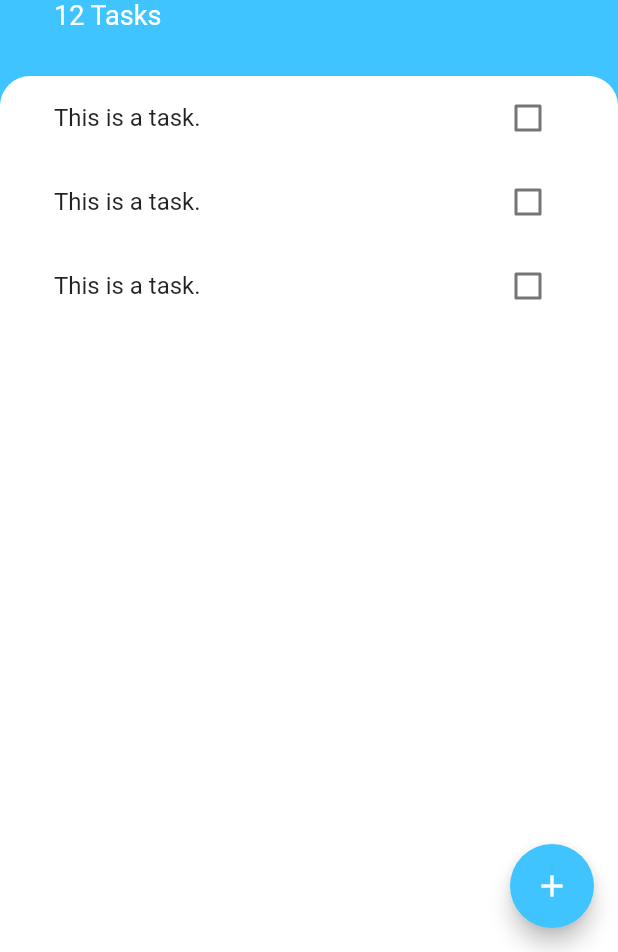
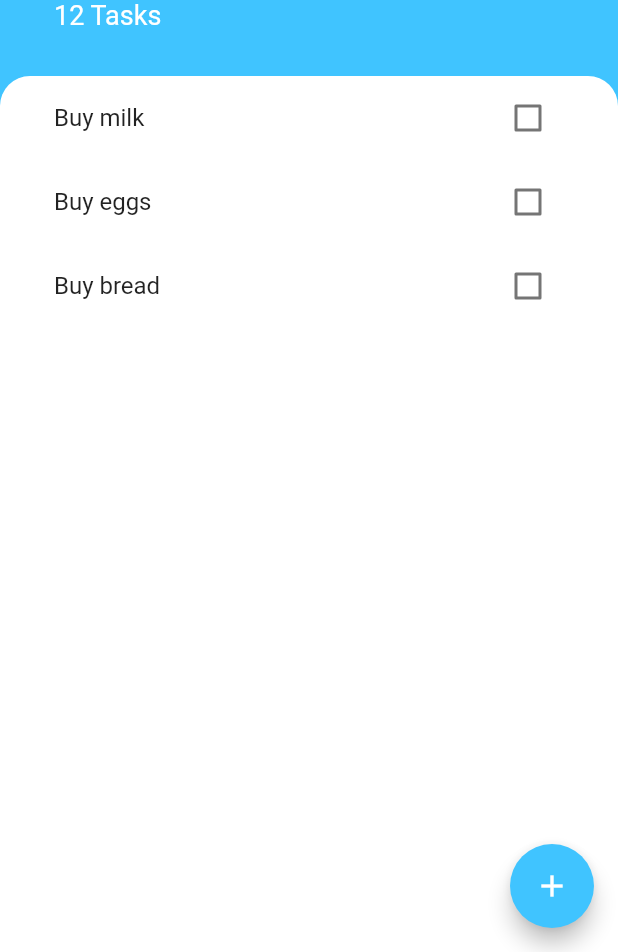
Before and after one commit to timliuGH/my-todoey-flutter, a Flutter app: the screen it shows after launch, on a phone screen of 412 x 824 dp, the part 284-1236 px from its top. Run offline on Flutter 3.47's test engine with Material 2 defaults, Android fonts, the phone set to English and light mode, and no system bars.

Commit message:
Refactor to use ListView.builder

```diff
--- /dev/null
+++ b/lib/models/task.dart
@@ -0,0 +1,12 @@
+// Describes a Task
+
+class Task {
+  final String taskString;
+  bool isDone; // Initially false by default
+
+  Task({this.taskString, this.isDone = false});
+
+  void toggleIsDone() {
+    isDone = !isDone;
+  }
+}
--- a/lib/widgets/task_tile.dart
+++ b/lib/widgets/task_tile.dart
@@ -1,46 +1,27 @@
 import 'package:flutter/material.dart';
 
-class TaskTile extends StatefulWidget {
-  @override
-  _TaskTileState createState() => _TaskTileState();
-}
+class TaskTile extends StatelessWidget {
+  TaskTile({this.taskString, this.isChecked});
 
-class _TaskTileState extends State<TaskTile> {
-  bool isChecked = false;
+  final String taskString;
+  final bool isChecked;
 
   @override
   Widget build(BuildContext context) {
     return ListTile(
       title: Text(
-        'This is a task.',
+        taskString,
         style: TextStyle(
           decoration: isChecked ? TextDecoration.lineThrough : null,
         ),
       ),
-      trailing: TaskCheckbox(
-        checkboxState: isChecked,
-        toggleCheckboxState: (bool checkboxOnChangedBool) {
-          setState(() {
-            isChecked = checkboxOnChangedBool;
-          });
+      trailing: Checkbox(
+        activeColor: Colors.lightBlueAccent,
+        value: isChecked,
+        onChanged: (newValue) {
+//          task.toggleIsDone();
         },
       ),
     );
   }
 }
-
-class TaskCheckbox extends StatelessWidget {
-  TaskCheckbox({this.checkboxState, this.toggleCheckboxState});
-
-  final bool checkboxState;
-  final Function toggleCheckboxState;
-
-  @override
-  Widget build(BuildContext context) {
-    return Checkbox(
-      activeColor: Colors.lightBlueAccent,
-      value: checkboxState,
-      onChanged: toggleCheckboxState,
-    );
-  }
-}
--- a/lib/widgets/tasks_list.dart
+++ b/lib/widgets/tasks_list.dart
@@ -1,15 +1,29 @@
 import 'package:flutter/material.dart';
 import 'package:todoeyflutter/widgets/task_tile.dart';
+import 'package:todoeyflutter/models/task.dart';
 
-class TasksList extends StatelessWidget {
+class TasksList extends StatefulWidget {
+  @override
+  _TasksListState createState() => _TasksListState();
+}
+
+class _TasksListState extends State<TasksList> {
+  List<Task> tasks = [
+    Task(taskString: 'Buy milk'),
+    Task(taskString: 'Buy eggs'),
+    Task(taskString: 'Buy bread'),
+  ];
+
   @override
   Widget build(BuildContext context) {
-    return ListView(
-      children: <Widget>[
-        TaskTile(),
-        TaskTile(),
-        TaskTile(),
-      ],
+    return ListView.builder(
+      itemCount: tasks.length,
+      itemBuilder: (context, index) {
+        return TaskTile(
+          taskString: tasks[index].taskString,
+          isChecked: tasks[index].isDone,
+        );
+      },
     );
   }
 }
```
